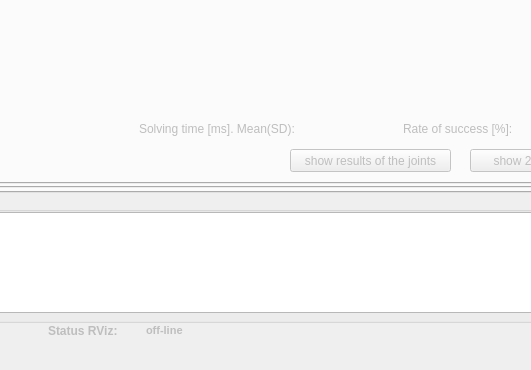
zohannn/motion_manager, file ui/main_window.ui: the form before one commit; both pictures show x 412 to 943 and y 327 to 697 of the 1101 by 697 pixel window.
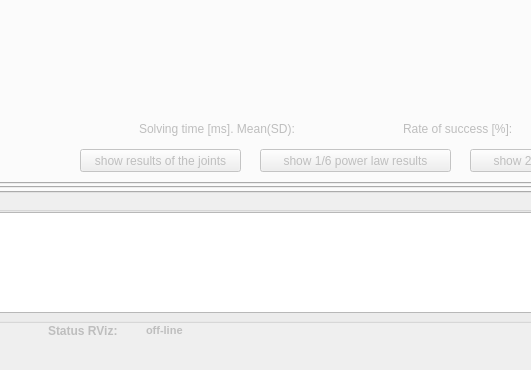
The form after the commit. The open tabs and pages were chosen to show the change. Icons and pictures are not drawn. Custom widgets are drawn as their Qt base class.

What changed in the file:
```diff
--- a/ui/main_window.ui
+++ b/ui/main_window.ui
@@ -1204,7 +1204,7 @@
          <widget class="QPushButton" name="pushButton_joints_results_task">
           <property name="geometry">
            <rect>
-            <x>690</x>
+            <x>480</x>
             <y>380</y>
             <width>161</width>
             <height>23</height>
@@ -1253,7 +1253,7 @@
            <string>Save</string>
           </property>
          </widget>
-         <widget class="QWidget" name="">
+         <widget class="QWidget" name="layoutWidget">
           <property name="geometry">
            <rect>
             <x>10</x>
@@ -1337,7 +1337,7 @@
            </item>
           </layout>
          </widget>
-         <widget class="QWidget" name="">
+         <widget class="QWidget" name="layoutWidget">
           <property name="geometry">
            <rect>
             <x>10</x>
@@ -1355,6 +1355,19 @@
            </item>
           </layout>
          </widget>
+         <widget class="QPushButton" name="pushButton_power_law_3D">
+          <property name="geometry">
+           <rect>
+            <x>660</x>
+            <y>380</y>
+            <width>191</width>
+            <height>23</height>
+           </rect>
+          </property>
+          <property name="text">
+           <string>show 1/6 power law results</string>
+          </property>
+         </widget>
         </widget>
        </widget>
       </widget>
```
Left out of the diff: 2 changed lines with no effect on the pictures.
